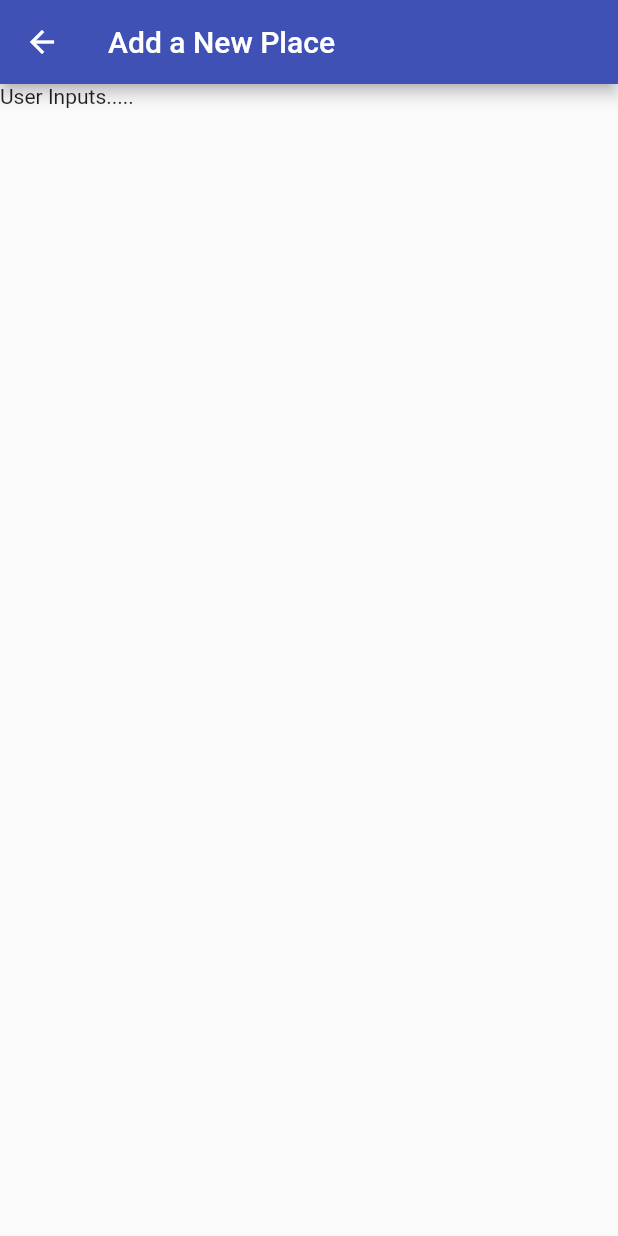
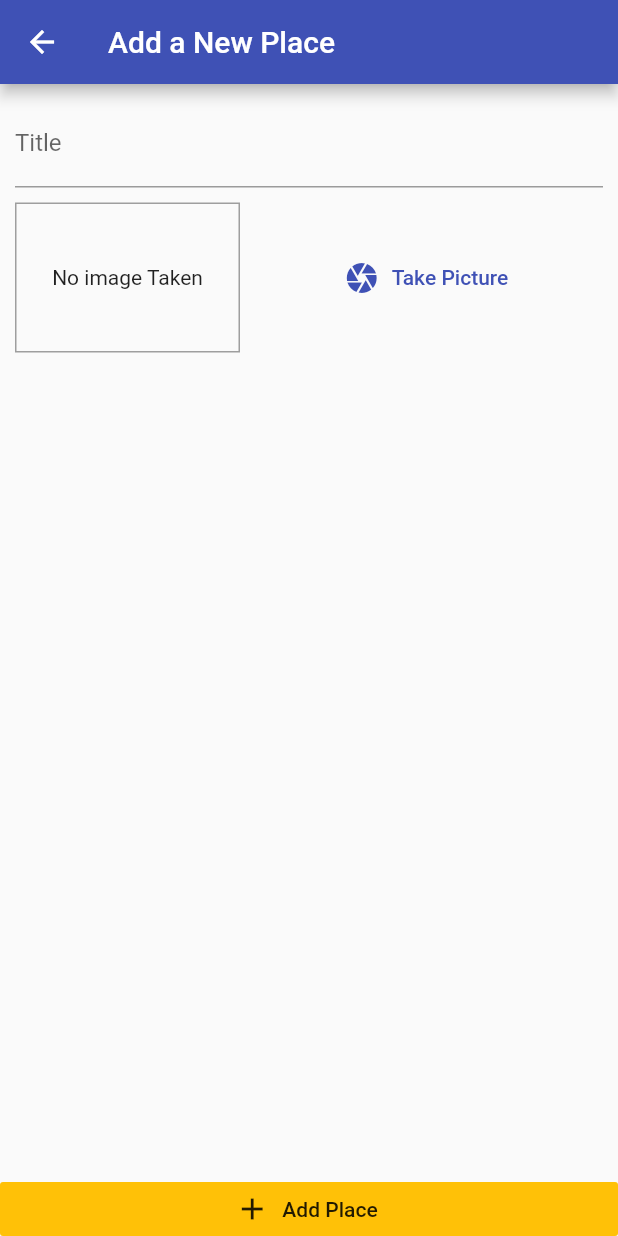
Before and after one commit to akash2001b/flutter-myplaces-app, a Flutter app: the screen it shows after launch, after a tap on the "add" icon, on a phone screen of 412 x 824 dp. Run offline on Flutter 3.47's test engine with Material 2 defaults, Android fonts, the phone set to English and light mode, and no system bars; our stand-ins replace image_picker.

Commit message:
pick image added

```diff
--- a/lib/providers/great_places.dart
+++ b/lib/providers/great_places.dart
@@ -2,6 +2,7 @@
 import 'package:flutter/widgets.dart';
 import 'package:flutter/foundation.dart';
 import '../models/place.dart';
+import 'dart:io';
 
 class GreatPlaces with ChangeNotifier{
   List<Place> _items=[];
@@ -9,4 +10,18 @@
   List<Place> get items{
     return [..._items];
   }
+
+  void addPlace(
+    String pickedTitle,
+    File pickedImage,
+  ) {
+    final newPlace = Place(
+      id: DateTime.now().toString(),
+      image: pickedImage,
+      title: pickedTitle,
+      location: null,
+    );
+    _items.add(newPlace);
+    notifyListeners();
+  }
 }
--- a/lib/screens/add_place_screen.dart
+++ b/lib/screens/add_place_screen.dart
@@ -1,5 +1,8 @@
 import 'package:flutter/material.dart';
-
+import '../widget/image_input.dart';
+import 'dart:io';
+import 'package:provider/provider.dart';
+import '../providers/great_places.dart';
 class AddPlaceScreen extends StatefulWidget {
   // const AddPlaceScreen({ Key? key }) : super(key: key);
   static const routeName = '/add-place';
@@ -8,6 +11,21 @@
 }
 
 class _AddPlaceScreenState extends State<AddPlaceScreen> {
+  final _titleController=TextEditingController();
+  File _pickedImage;
+  void _selectImage(File pickedImage){
+    _pickedImage=pickedImage;
+  }
+
+  void _savePlace(){
+    if(_titleController.text.isEmpty || _pickedImage==null){
+      return;
+    }
+    Provider.of<GreatPlaces>(context,listen: false).addPlace(_titleController.text, _pickedImage);
+
+    Navigator.of(context).pop();
+
+  }
   @override
   Widget build(BuildContext context) {
     return Scaffold(
@@ -15,8 +33,35 @@
         title: Text('Add a New Place'),
       ),
       body: Column(
+        crossAxisAlignment: CrossAxisAlignment.stretch,
         children: [
-          Text('User Inputs.....'),
+          Expanded(
+            child: SingleChildScrollView(
+              child: Padding(
+                padding: EdgeInsets.all(10),
+                child: Column(
+                  children: <Widget>[
+                    TextField(
+                      decoration: InputDecoration(labelText: 'Title'),
+                      controller: _titleController,
+                    ),
+                    SizedBox(
+                      height: 10,
+                    ),
+                    ImageInput(_selectImage),
+                  ],
+                ),
+              ),
+            ),
+          ),
+          RaisedButton.icon(
+            icon: Icon(Icons.add),
+            label: Text('Add Place'),
+            onPressed: _savePlace,
+            elevation: 0,
+            materialTapTargetSize: MaterialTapTargetSize.shrinkWrap,
+            color: Theme.of(context).accentColor,
+          ),
           // Raise
         ],
       ),
--- a/lib/screens/places_list_screen.dart
+++ b/lib/screens/places_list_screen.dart
@@ -1,6 +1,7 @@
 import 'package:flutter/material.dart';
-
+import 'package:provider/provider.dart';
 import './add_place_screen.dart';
+import '../providers/great_places.dart';
 
 class PlacesListScreen extends StatelessWidget {
   // const PlacesListScreen({ Key? key }) : super(key: key);
@@ -19,8 +20,26 @@
           )
         ],
       ),
-      body: Center(
-        child: CircularProgressIndicator(),
+      body: Consumer<GreatPlaces>(
+        child: Center(
+          child: const Text('Got no places yet, start adding some!'),
+        ),
+        builder: (ctx, greatPlaces, ch) => greatPlaces.items.length <= 0
+            ? ch
+            : ListView.builder(
+                itemCount: greatPlaces.items.length,
+                itemBuilder: (ctx, i) => ListTile(
+                  leading: CircleAvatar(
+                    backgroundImage: FileImage(
+                      greatPlaces.items[i].image,
+                    ),
+                  ),
+                  title: Text(greatPlaces.items[i].title),
+                  onTap: () {
+                    // Go to detail page ...
+                  },
+                ),
+              ),
       ),
     );
   }
--- /dev/null
+++ b/lib/widget/image_input.dart
@@ -0,0 +1,71 @@
+import 'dart:io';
+import 'package:flutter/material.dart';
+import 'package:image_picker/image_picker.dart';
+import 'package:path/path.dart' as path;
+import 'package:path_provider/path_provider.dart' as syspath;
+
+class ImageInput extends StatefulWidget {
+  final Function onSelectImage;
+  ImageInput(this.onSelectImage);
+  @override
+  _ImageInputState createState() => _ImageInputState();
+}
+
+class _ImageInputState extends State<ImageInput> {
+  File _storedImage;
+
+  Future<void> _takePicture() async {
+    final picker = ImagePicker();
+    final imageFile = await picker.getImage(
+      source: ImageSource.gallery,
+      maxWidth: 600,
+    );
+    setState(() {
+      _storedImage = File(imageFile.path);
+    });
+    final appDir = await syspath.getApplicationDocumentsDirectory();
+    final fileName = path.basename(imageFile.path);
+    final savedImage = await _storedImage.copy('${appDir.path}/$fileName');
+    widget.onSelectImage(savedImage);
+  }
+
+  @override
+  Widget build(BuildContext context) {
+    return Row(
+      children: [
+        Container(
+          width: 150,
+          height: 100,
+          decoration: BoxDecoration(
+            border: Border.all(
+              width: 1,
+              color: Colors.grey,
+            ),
+          ),
+          child: _storedImage != null
+              ? Image.file(
+                  _storedImage,
+                  fit: BoxFit.cover,
+                  width: double.infinity,
+                )
+              : Text(
+                  'No image Taken',
+                  textAlign: TextAlign.center,
+                ),
+          alignment: Alignment.center,
+        ),
+        SizedBox(
+          width: 10,
+        ),
+        Expanded(
+          child: FlatButton.icon(
+            onPressed: _takePicture,
+            icon: Icon(Icons.camera),
+            label: Text('Take Picture'),
+            textColor: Theme.of(context).primaryColor,
+          ),
+        ),
+      ],
+    );
+  }
+}
--- a/pubspec.yaml
+++ b/pubspec.yaml
@@ -24,6 +24,9 @@
   flutter:
     sdk: flutter
   provider: ^5.0.0
+  image_picker: ^0.8.2
+  path_provider: ^2.0.2
+  path: ^1.8.0
 
   # The following adds the Cupertino Icons font to your application.
   # Use with the CupertinoIcons class for iOS style icons.
```
Also changed, not shown: pubspec.lock.
